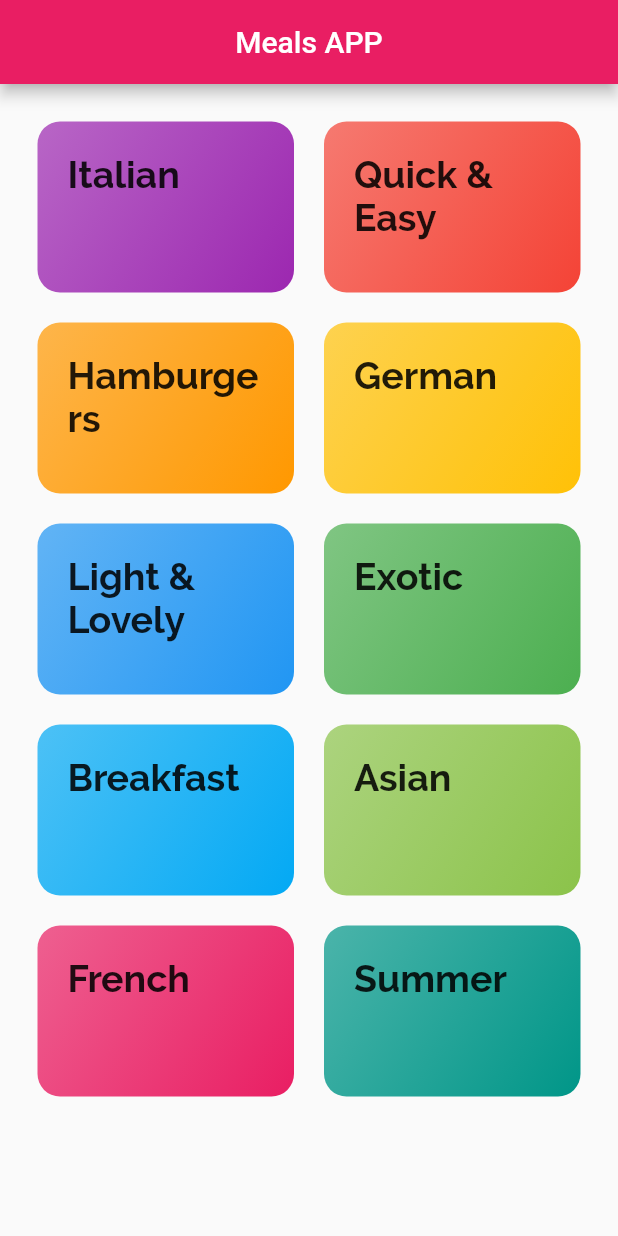
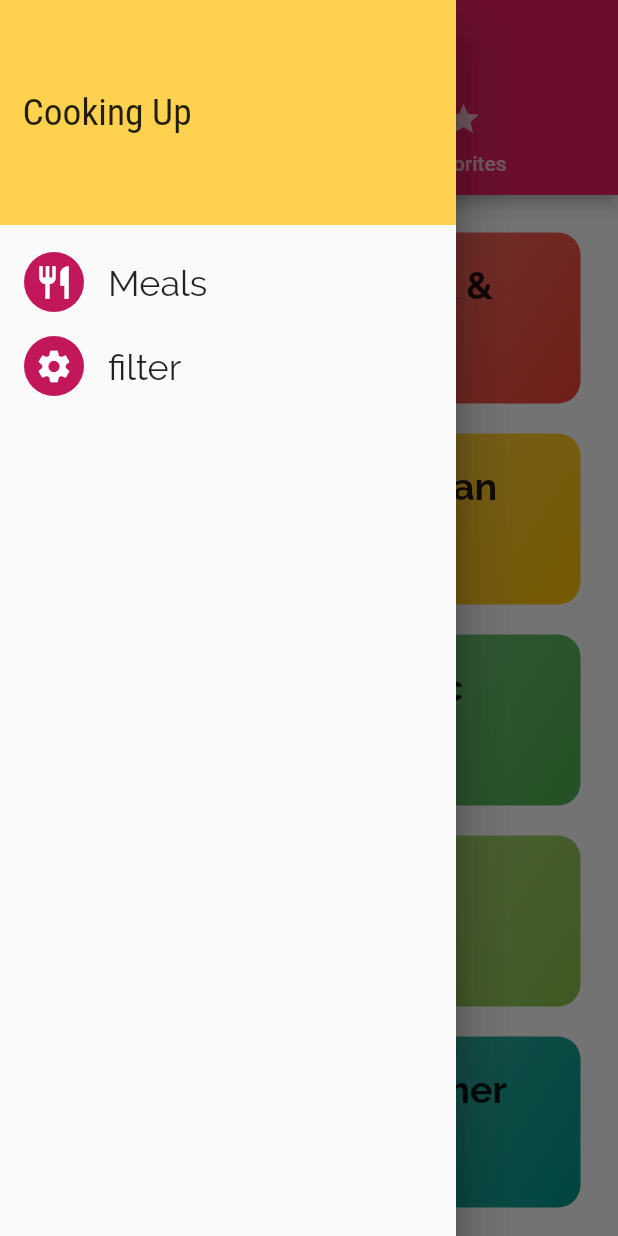
Before and after one commit to omar080299Dg/MealsApp-v3, a Flutter app: the screen it shows after launch, with the side drawer open (before the commit the screen has no drawer), on a phone screen of 412 x 824 dp. Run offline on Flutter 3.47's test engine with Material 2 defaults, Android fonts, the phone set to English and light mode, and no system bars.

Commit message:
tabBar screen finnishing and a drawer starting

```diff
--- a/mealsApp/lib/category_meal_screen.dart
+++ b/mealsApp/lib/category_meal_screen.dart
@@ -22,6 +22,7 @@ class CategoryMeal extends StatelessWidget {
       body: ListView.builder(
         itemBuilder: (ctx, index) {
           return MealItemOnly(
+            id: categoryMeal[index].id,
             title: categoryMeal[index].title,
             imageUrl: categoryMeal[index].imageUrl,
             duration: categoryMeal[index].duration,
--- a/mealsApp/lib/category_screen.dart
+++ b/mealsApp/lib/category_screen.dart
@@ -6,10 +6,10 @@ class CategoryScreen extends StatelessWidget {
   @override
   Widget build(BuildContext context) {
     return Scaffold(
-      appBar: AppBar(
-          title: Center(
-        child: Text("Meals APP"),
-      )),
+      // appBar: AppBar(
+      //     title: Center(
+      //   child: Text("Meals APP"),
+      // )),
       body: GridView(
         padding: EdgeInsets.all(25),
         children: DUMMY_CATEGORIES
--- a/mealsApp/lib/dummy_data.dart
+++ b/mealsApp/lib/dummy_data.dart
@@ -378,11 +378,11 @@ const DUMMY_MEALS = const [
       'c5',
       'c10',
     ],
-    title: 'Asparagus Salad with Cherry Tomatoes',
+    title: 'Mbakhalou Saloum',
     affordability: Affordability.Luxurious,
     complexity: Complexity.Simple,
     imageUrl:
-        'https://cdn.pixabay.com/photo/2018/04/09/18/26/asparagus-3304997_1280.jpg',
+        'https://lesateliersdeiba.files.wordpress.com/2019/01/mbaxals-50.jpg',
     duration: 30,
     ingredients: [
       'White and Green Asparagus',
--- a/mealsApp/lib/main.dart
+++ b/mealsApp/lib/main.dart
@@ -1,6 +1,8 @@
 import 'package:flutter/material.dart';
 import 'package:mealsApp/category_meal_screen.dart';
 import 'package:mealsApp/category_screen.dart';
+import 'package:mealsApp/meal_detail.dart';
+import 'package:mealsApp/tab_screen.dart';
 
 void main() {
   runApp(MyApp());
@@ -12,8 +14,12 @@ class MyApp extends StatelessWidget {
     return MaterialApp(
       title: "Meals App",
       theme: ThemeData(primarySwatch: Colors.pink, accentColor: Colors.amber),
-      home: CategoryScreen(),
-      routes: {'/category-meal': (ctx) => CategoryMeal()},
+      // home: CategoryScreen(),
+      routes: {
+        '/': (ctx) => TabsScreen(),
+        '/category-meal': (ctx) => CategoryMeal(),
+        MealDetail.routeName: (ctx) => MealDetail()
+      },
     );
   }
 }
--- /dev/null
+++ b/mealsApp/lib/main_drawer.dart
@@ -0,0 +1,44 @@
+import 'package:flutter/material.dart';
+
+class MainDrawer extends StatelessWidget {
+  @override
+  Widget build(BuildContext context) {
+    Widget listTileMaker(IconData icon, String text) {
+      return ListTile(
+        leading: CircleAvatar(
+          child: Icon(
+            icon,
+            size: 26,
+          ),
+        ),
+        onTap: () {},
+        title: Text(
+          text,
+          style: TextStyle(fontSize: 24, fontFamily: 'Raleway'),
+        ),
+      );
+    }
+
+    return Drawer(
+        child: Column(
+      children: <Widget>[
+        Container(
+          color: Colors.amber.withOpacity(0.7),
+          height: 150,
+          width: double.infinity,
+          alignment: Alignment.centerLeft,
+          padding: EdgeInsets.all(15),
+          child: Text(
+            "Cooking Up",
+            style: TextStyle(fontSize: 25, fontFamily: 'RobotoCondensed'),
+          ),
+        ),
+        SizedBox(
+          height: 10,
+        ),
+        listTileMaker(Icons.restaurant, 'Meals'),
+        listTileMaker(Icons.settings, 'filter'),
+      ],
+    ));
+  }
+}
--- /dev/null
+++ b/mealsApp/lib/tab_screen.dart
@@ -0,0 +1,38 @@
+import 'package:flutter/material.dart';
+import 'package:mealsApp/category_screen.dart';
+import 'package:mealsApp/favorites_screen.dart';
+import 'package:mealsApp/main_drawer.dart';
+
+class TabsScreen extends StatefulWidget {
+  @override
+  _TabsScreenState createState() => _TabsScreenState();
+}
+
+class _TabsScreenState extends State<TabsScreen> {
+  @override
+  Widget build(BuildContext context) {
+    return DefaultTabController(
+        initialIndex: 0,
+        length: 2,
+        child: Scaffold(
+          appBar: AppBar(
+            title: Text("Meals "),
+            bottom: TabBar(tabs: <Widget>[
+              Tab(
+                icon: Icon(Icons.category),
+                text: "Category",
+              ),
+              Tab(
+                icon: Icon(Icons.star),
+                text: "Favorites",
+              )
+            ]),
+          ),
+          drawer: Drawer(
+            child: MainDrawer(),
+          ),
+          body: TabBarView(
+              children: <Widget>[CategoryScreen(), FavoritesScreen()]),
+        ));
+  }
+}
```
Also changed, not shown: mealsApp/lib/MealItem.dart (+8 -3 lines), mealsApp/lib/favorites_screen.dart (added, +10 -0 lines), mealsApp/lib/meal_detail.dart (added, +99 -0 lines).
